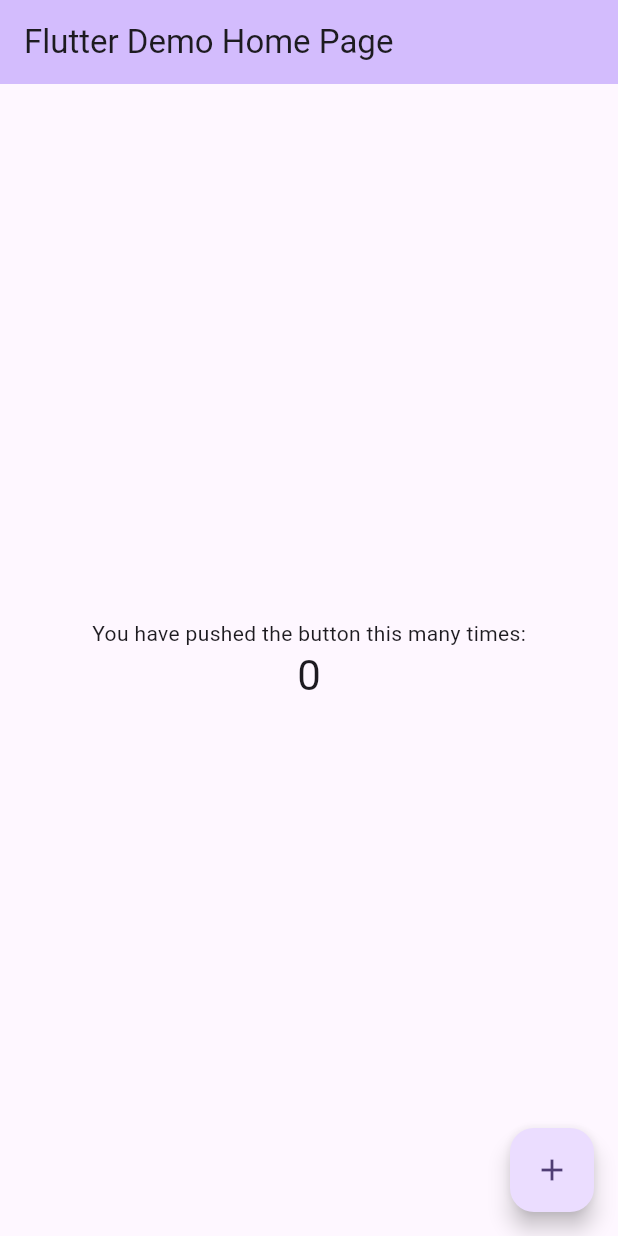
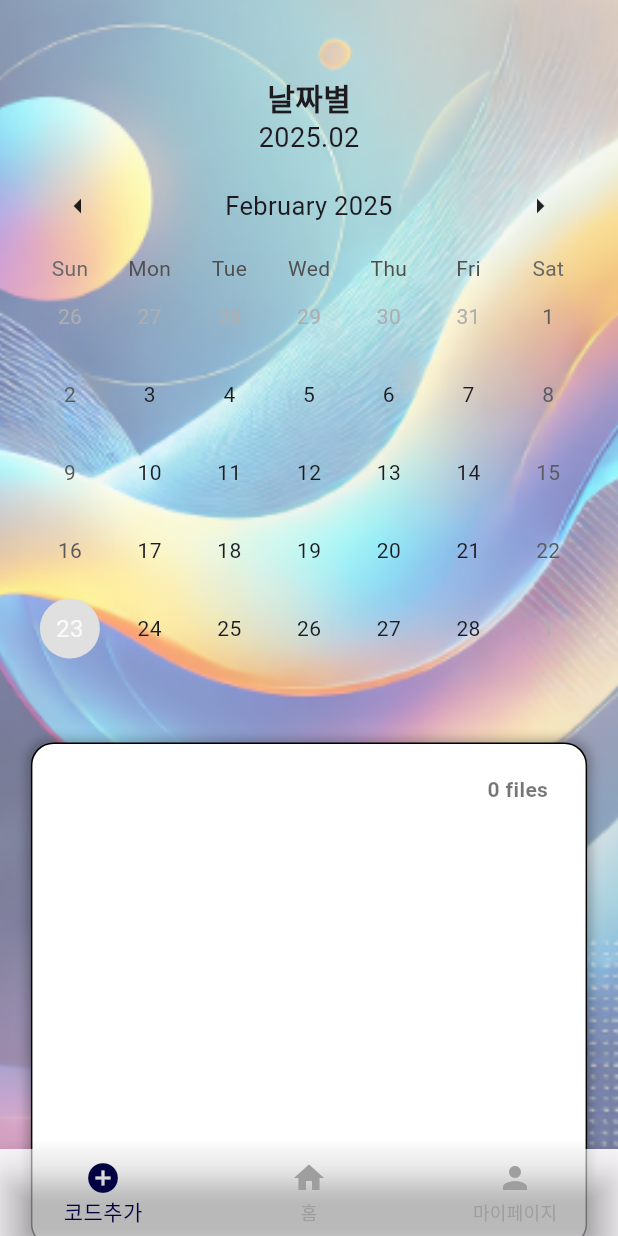
Before and after one commit to zihoo318/LUMOS, a Flutter app: the screen it shows after launch, on a phone screen of 412 x 824 dp. Run offline on Flutter 3.47's test engine with Material 3 defaults, Android fonts, the phone set to English and light mode, and no system bars; drawn by our look-alikes of table_calendar.

Commit message:
Home_calendar화면

```diff
--- /dev/null
+++ b/lib/Home_calendar.dart
@@ -0,0 +1,178 @@
+import 'package:flutter/material.dart';
+import 'package:table_calendar/table_calendar.dart';
+
+class HomeCalendar extends StatefulWidget {
+  @override
+  _HomeCalendarState createState() => _HomeCalendarState();
+}
+
+class _HomeCalendarState extends State<HomeCalendar> {
+  int _currentIndex = 0; // 현재 선택된 인덱스 (기본값: 코드 추가)
+  DateTime _focusedDay = DateTime.now();
+  DateTime? _selectedDay;
+  Map<DateTime, List<String>> _savedFiles = {
+    DateTime(2025, 2, 20): ['파일 1', '파일 2', '파일 3'],
+    DateTime(2025, 2, 28): ['파일 1', '파일 2', '파일 3', '파일 4'],
+  };
+
+  @override
+  Widget build(BuildContext context) {
+    return Scaffold(
+      body: Column(
+        children: [
+          Expanded(
+            child: Stack(
+              children: [
+                Positioned.fill(
+                  child: Opacity(
+                    opacity: 0.6,
+                    child: Image.asset(
+                      'assets/background2.png',
+                      fit: BoxFit.cover,
+                    ),
+                  ),
+                ),
+                Column(
+                  children: [
+                    SizedBox(height: 50),
+                    Text(
+                      "날짜별",
+                      style: TextStyle(fontSize: 20, fontWeight: FontWeight.bold),
+                    ),
+                    Text(
+                      "${_focusedDay.year}.${_focusedDay.month.toString().padLeft(2, '0')}",
+                      style: TextStyle(fontSize: 18),
+                    ),
+                    Padding(
+                      padding: EdgeInsets.symmetric(horizontal: 20),
+                      child: TableCalendar(
+                        focusedDay: _focusedDay,
+                        firstDay: DateTime(2020),
+                        lastDay: DateTime(2030),
+                        calendarFormat: CalendarFormat.month,
+                        selectedDayPredicate: (day) => isSameDay(_selectedDay, day),
+                        onDaySelected: (selectedDay, focusedDay) {
+                          setState(() {
+                            _selectedDay = selectedDay;
+                            _focusedDay = focusedDay;
+                          });
+                        },
+                        headerStyle: HeaderStyle(
+                          formatButtonVisible: false,
+                          titleCentered: true,
+                          leftChevronIcon: Icon(Icons.arrow_left, size: 24),
+                          rightChevronIcon: Icon(Icons.arrow_right, size: 24),
+                        ),
+                        calendarStyle: CalendarStyle(
+                          todayDecoration: BoxDecoration(
+                            color: Colors.grey.shade300,
+                            shape: BoxShape.circle,
+                          ),
+                          selectedDecoration: BoxDecoration(
+                            color: Colors.black,
+                            shape: BoxShape.circle,
+                          ),
+                        ),
+                      ),
+                    ),
+                    SizedBox(height: 20),
+                    _buildFileList(), // ✅ 파일 목록을 달력과 네비게이션바 중간에 배치
+                  ],
+                ),
+              ],
+            ),
+          ),
+        ],
+      ),
+      bottomNavigationBar: Container(
+        decoration: BoxDecoration(
+          color: Colors.white.withOpacity(0.6), // 완전 투명하지 않은 흰색 (투명도 60%)
+        ),
+        child: BottomNavigationBar(
+          backgroundColor: Colors.transparent, // 네비게이션 바 자체는 투명
+          selectedItemColor: Color(0xFF020142), // 선택된 아이콘과 글씨 남색
+          unselectedItemColor: Colors.grey, // 비활성 아이콘 회색
+          currentIndex: _currentIndex, // 현재 선택된 아이콘 반영
+          onTap: (index) {
+            setState(() {
+              _currentIndex = index; // 선택된 탭 변경
+            });
+          },
+          items: [
+            BottomNavigationBarItem(
+              icon: Icon(Icons.add_circle),
+              label: '코드추가',
+            ),
+            BottomNavigationBarItem(
+              icon: Icon(Icons.home),
+              label: '홈',
+            ),
+            BottomNavigationBarItem(
+              icon: Icon(Icons.person),
+              label: '마이페이지',
+            ),
+          ],
+        ),
+      ),
+    );
+  }
+
+  Widget _buildFileList() {
+    DateTime? matchedDate = _savedFiles.keys.firstWhere(
+          (date) => isSameDay(date, _selectedDay),
+      orElse: () => DateTime(0), // 만약 없으면 기본값 반환
+    );
+
+    List<String> files = matchedDate.year != 0 ? _savedFiles[matchedDate] ?? [] : [];
+    int fileCount = files.length; // ✅ 파일 개수 계산
+
+    return Container(
+      width: MediaQuery.of(context).size.width * 0.9,
+      height: 336,
+      margin: EdgeInsets.only(top: 30, bottom: 30),
+      padding: EdgeInsets.all(15),
+      decoration: BoxDecoration(
+        color: Colors.white,
+        borderRadius: BorderRadius.circular(15),
+        border: Border.all(color: Colors.black, width: 1),
+        boxShadow: [
+          BoxShadow(
+            color: Colors.black26,
+            blurRadius: 5,
+            spreadRadius: 2,
+          ),
+        ],
+      ),
+      child: Column(
+        children: [
+          Align(
+            alignment: Alignment.topRight,
+            child: Padding(
+              padding: EdgeInsets.only(right: 10, top: 5),
+              child: Text(
+                "$fileCount files",
+                style: TextStyle(fontSize: 14, color: Colors.black54, fontWeight: FontWeight.bold),
+              ),
+            ),
+          ),
+          Expanded(
+            child: Column(
+              mainAxisAlignment: MainAxisAlignment.center,
+              children: files
+                  .map((file) => Padding(
+                padding: EdgeInsets.symmetric(vertical: 5),
+                child: Text(
+                  file,
+                  style: TextStyle(
+                      fontSize: 16, fontWeight: FontWeight.bold, color: Colors.black),
+                  textAlign: TextAlign.center,
+                ),
+              ))
+                  .toList(),
+            ),
+          ),
+        ],
+      ),
+    );
+  }
+}
--- a/lib/main.dart
+++ b/lib/main.dart
@@ -1,125 +1,21 @@
 import 'package:flutter/material.dart';
+import 'Home_calendar.dart';
 
 void main() {
   runApp(const MyApp());
 }
 
 class MyApp extends StatelessWidget {
-  const MyApp({super.key});
+  const MyApp({Key? key}) : super(key: key);
 
-  // This widget is the root of your application.
   @override
   Widget build(BuildContext context) {
     return MaterialApp(
-      title: 'Flutter Demo',
+      title: 'LUMOS App',
       theme: ThemeData(
-        // This is the theme of your application.
-        //
-        // TRY THIS: Try running your application with "flutter run". You'll see
-        // the application has a purple toolbar. Then, without quitting the app,
-        // try changing the seedColor in the colorScheme below to Colors.green
-        // and then invoke "hot reload" (save your changes or press the "hot
-        // reload" button in a Flutter-supported IDE, or press "r" if you used
-        // the command line to start the app).
-        //
-        // Notice that the counter didn't reset back to zero; the application
-        // state is not lost during the reload. To reset the state, use hot
-        // restart instead.
-        //
-        // This works for code too, not just values: Most code changes can be
-        // tested with just a hot reload.
-        colorScheme: ColorScheme.fromSeed(seedColor: Colors.deepPurple),
-        useMaterial3: true,
+        primarySwatch: Colors.purple,
       ),
-      home: const MyHomePage(title: 'Flutter Demo Home Page'),
+      home: HomeCalendar(), // Home_calendar.dart를 초기 화면으로 설정
     );
   }
 }
-
-class MyHomePage extends StatefulWidget {
-  const MyHomePage({super.key, required this.title});
-
-  // This widget is the home page of your application. It is stateful, meaning
-  // that it has a State object (defined below) that contains fields that affect
-  // how it looks.
-
-  // This class is the configuration for the state. It holds the values (in this
-  // case the title) provided by the parent (in this case the App widget) and
-  // used by the build method of the State. Fields in a Widget subclass are
-  // always marked "final".
-
-  final String title;
-
-  @override
-  State<MyHomePage> createState() => _MyHomePageState();
-}
-
-class _MyHomePageState extends State<MyHomePage> {
-  int _counter = 0;
-
-  void _incrementCounter() {
-    setState(() {
-      // This call to setState tells the Flutter framework that something has
-      // changed in this State, which causes it to rerun the build method below
-      // so that the display can reflect the updated values. If we changed
-      // _counter without calling setState(), then the build method would not be
-      // called again, and so nothing would appear to happen.
-      _counter++;
-    });
-  }
-
-  @override
-  Widget build(BuildContext context) {
-    // This method is rerun every time setState is called, for instance as done
-    // by the _incrementCounter method above.
-    //
-    // The Flutter framework has been optimized to make rerunning build methods
-    // fast, so that you can just rebuild anything that needs updating rather
-    // than having to individually change instances of widgets.
-    return Scaffold(
-      appBar: AppBar(
-        // TRY THIS: Try changing the color here to a specific color (to
-        // Colors.amber, perhaps?) and trigger a hot reload to see the AppBar
-        // change color while the other colors stay the same.
-        backgroundColor: Theme.of(context).colorScheme.inversePrimary,
-        // Here we take the value from the MyHomePage object that was created by
-        // the App.build method, and use it to set our appbar title.
-        title: Text(widget.title),
-      ),
-      body: Center(
-        // Center is a layout widget. It takes a single child and positions it
-        // in the middle of the parent.
-        child: Column(
-          // Column is also a layout widget. It takes a list of children and
-          // arranges them vertically. By default, it sizes itself to fit its
-          // children horizontally, and tries to be as tall as its parent.
-          //
-          // Column has various properties to control how it sizes itself and
-          // how it positions its children. Here we use mainAxisAlignment to
-          // center the children vertically; the main axis here is the vertical
-          // axis because Columns are vertical (the cross axis would be
-          // horizontal).
-          //
-          // TRY THIS: Invoke "debug painting" (choose the "Toggle Debug Paint"
-          // action in the IDE, or press "p" in the console), to see the
-          // wireframe for each widget.
-          mainAxisAlignment: MainAxisAlignment.center,
-          children: <Widget>[
-            const Text(
-              'You have pushed the button this many times:',
-            ),
-            Text(
-              '$_counter',
-              style: Theme.of(context).textTheme.headlineMedium,
-            ),
-          ],
-        ),
-      ),
-      floatingActionButton: FloatingActionButton(
-        onPressed: _incrementCounter,
-        tooltip: 'Increment',
-        child: const Icon(Icons.add),
-      ), // This trailing comma makes auto-formatting nicer for build methods.
-    );
-  }
-}
--- a/pubspec.yaml
+++ b/pubspec.yaml
@@ -30,6 +30,7 @@ environment:
 dependencies:
   flutter:
     sdk: flutter
+  table_calendar: ^3.0.9  # 최신 버전 확인하고 사용해도 돼
 
 
   # The following adds the Cupertino Icons font to your application.
@@ -52,6 +53,11 @@ dev_dependencies:
 
 # The following section is specific to Flutter packages.
 flutter:
+  assets:
+    - assets/background1.png
+    - assets/background2.png
+    - assets/background3.png
+    - assets/board.png
 
   # The following line ensures that the Material Icons font is
   # included with your application, so that you can use the icons in
```
Also changed, not shown: assets/background1.png (added), assets/background2.png (added), assets/background3.png (added), assets/board.png (added), pubspec.lock.
